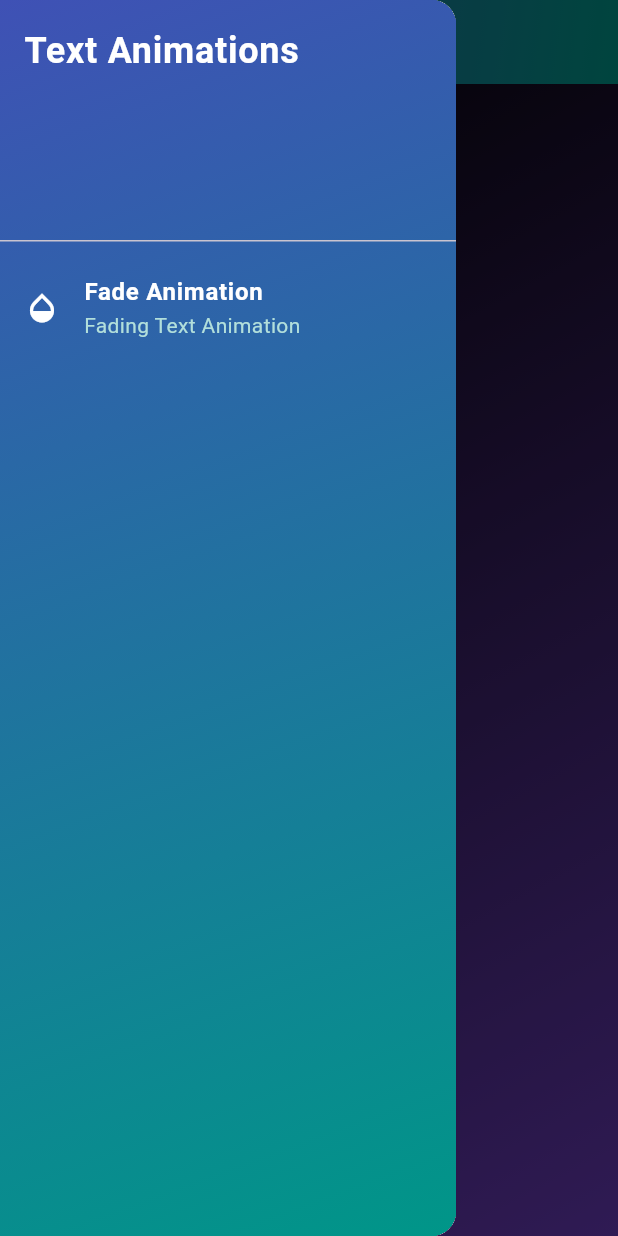
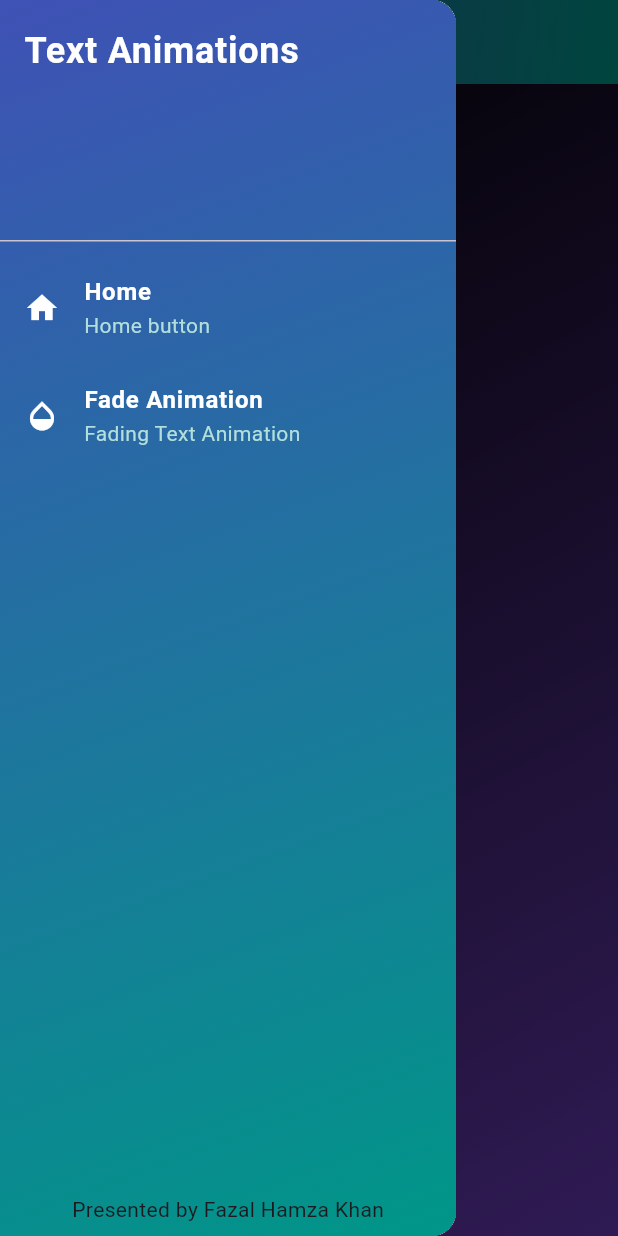
Before and after one commit to FazalHamzaKhan12/AnimatedTextAp, a Flutter app: the screen it shows after launch, with the side drawer open, on a phone screen of 412 x 824 dp. Run offline on Flutter 3.47's test engine with Material 3 defaults, Android fonts, the phone set to English and light mode, and no system bars; drawn by our look-alikes of animated_text_kit.

Commit message:
Drawer Work
adding home , fade animation list tile then give a anmation to fade Text

```diff
--- a/lib/Screens/Drawer/drawer.dart
+++ b/lib/Screens/Drawer/drawer.dart
@@ -1,5 +1,7 @@
 import 'package:animatedtext/Screens/Drawer/Fading%20Animation/fadeanimation.dart';
+import 'package:animatedtext/Screens/Home%20Screen/home.dart';
 import 'package:flutter/material.dart';
+import 'package:animated_text_kit/animated_text_kit.dart';
 
 class DrawerScreen extends StatelessWidget {
   const DrawerScreen({super.key});
@@ -18,12 +20,16 @@ class DrawerScreen extends StatelessWidget {
             end: Alignment.bottomRight,
           ),
         ),
+        child: Column(
+          mainAxisAlignment: MainAxisAlignment.spaceBetween,
+          children: [
+            Expanded(
               child: ListView(
                 padding: EdgeInsets.zero,
                 children: [
                   const DrawerHeader(
                     decoration: BoxDecoration(
-                color: Colors.transparent, // Transparent to match gradient
+                      color: Colors.transparent,
                     ),
                     child: Text(
                       'Text Animations',
@@ -34,32 +40,73 @@ class DrawerScreen extends StatelessWidget {
                       ),
                     ),
                   ),
+                  // Home ListTile
+                  ListTile(
+                    title: const Text(
+                      "Home",
+                      style: TextStyle(
+                        color: Colors.white,
+                        fontWeight: FontWeight.bold,
+                      ),
+                    ),
+                    leading: const Icon(
+                      Icons.home,
+                      color: Colors.white,
+                    ),
+                    subtitle: Text(
+                      "Home button",
+                      style: TextStyle(
+                        color: Colors.teal[100],
+                      ),
+                    ),
+                    onTap: () {
+                      // Close the drawer and check the current route
+                      Navigator.pop(context);
+                      if (ModalRoute.of(context)?.settings.name != '/home') {
+                        Navigator.pushReplacementNamed(context, '/home');
+                      }
+                    },
+                  ),
+                  // Fade Animation ListTile
                   ListTile(
                     title: const Text(
                       "Fade Animation",
                       style: TextStyle(
-                  color: Colors.white, // Text color
+                        color: Colors.white,
                         fontWeight: FontWeight.bold,
                       ),
                     ),
                     leading: const Icon(
                       Icons.opacity,
-                color: Colors.white, // Icon color
+                      color: Colors.white,
                     ),
                     subtitle: Text(
                       "Fading Text Animation",
                       style: TextStyle(
-                  color: Colors.teal[100], // Subtitle text (light teal)
+                        color: Colors.teal[100],
                       ),
                     ),
-              tileColor: Colors.indigo, // Background color of the ListTile
-              hoverColor: Colors.teal[200], // Color when hovered or selected
                     onTap: () {
-                Navigator.push(
-                    context,
-                    MaterialPageRoute(
-                        builder: (context) => FadeTextAnimation()));
+                      // Close the drawer and check the current route
+                      Navigator.pop(context);
+                      if (ModalRoute.of(context)?.settings.name != '/fade_animation') {
+                        Navigator.pushReplacementNamed(context, '/fade_animation');
+                      }
                     },
+                  ),
+                ],
+              ),
+            ),
+            // Footer Section
+            Padding(
+              padding: const EdgeInsets.all(8.0),
+              child: AnimatedTextKit(
+                animatedTexts: [
+                  FadeAnimatedText("Presented by Fazal Hamza Khan"),
+                ],
+                repeatForever: true,
+                isRepeatingAnimation: true,
+              ),
             ),
           ],
         ),
--- a/lib/Screens/Home Screen/home.dart
+++ b/lib/Screens/Home Screen/home.dart
@@ -1,6 +1,6 @@
-import 'package:animated_text_kit/animated_text_kit.dart';
 import 'package:animatedtext/Screens/Drawer/drawer.dart';
 import 'package:flutter/material.dart';
+import 'package:animated_text_kit/animated_text_kit.dart';
 
 class HomeScreen extends StatelessWidget {
   const HomeScreen({super.key});
@@ -10,7 +10,7 @@ class HomeScreen extends StatelessWidget {
     return Scaffold(
       appBar: AppBar(
         flexibleSpace: Container(
-          decoration: BoxDecoration(
+          decoration: const BoxDecoration(
             gradient: LinearGradient(
               begin: Alignment.topLeft,
               end: Alignment.bottomRight,
@@ -21,16 +21,16 @@ class HomeScreen extends StatelessWidget {
             ),
           ),
         ),
-        title: Text(
+        title: const Text(
           "Animated TextKit",
           style: TextStyle(
               color: Colors.white, fontSize: 24, fontWeight: FontWeight.bold),
         ),
         centerTitle: true,
       ),
-      drawer: DrawerScreen(),
+      drawer: const DrawerScreen(),
       body: Container(
-        decoration: BoxDecoration(
+        decoration: const BoxDecoration(
           gradient: LinearGradient(
             begin: Alignment.topLeft,
             end: Alignment.bottomRight,
@@ -46,7 +46,9 @@ class HomeScreen extends StatelessWidget {
               TypewriterAnimatedText(
                 "Rainbow",
                 textStyle: const TextStyle(
-                    fontSize: 50, fontWeight: FontWeight.bold, color: Colors.amberAccent),
+                    fontSize: 50,
+                    fontWeight: FontWeight.bold,
+                    color: Colors.amberAccent),
               ),
             ],
             repeatForever: true,
--- a/lib/main.dart
+++ b/lib/main.dart
@@ -1,7 +1,6 @@
 import 'package:flutter/material.dart';
-import 'package:animated_text_kit/animated_text_kit.dart';
-
 import 'Screens/Home Screen/home.dart';
+import 'Screens/Drawer/Fading Animation/fadeanimation.dart';
 
 void main() {
   runApp(const MyApp());
@@ -15,7 +14,11 @@ class MyApp extends StatelessWidget {
     return MaterialApp(
       debugShowCheckedModeBanner: false,
       title: 'Animated TextKit',
-      home: HomeScreen(),
+      initialRoute: '/home',
+      routes: {
+        '/home': (context) => const HomeScreen(),
+        '/fade_animation': (context) => const FadeTextAnimation(),
+      },
     );
   }
 }
```
Also changed, not shown: lib/Screens/Drawer/Fading Animation/fadeanimation.dart (+98 -3 lines). Lines whose indentation alone changed are shown as unchanged.
